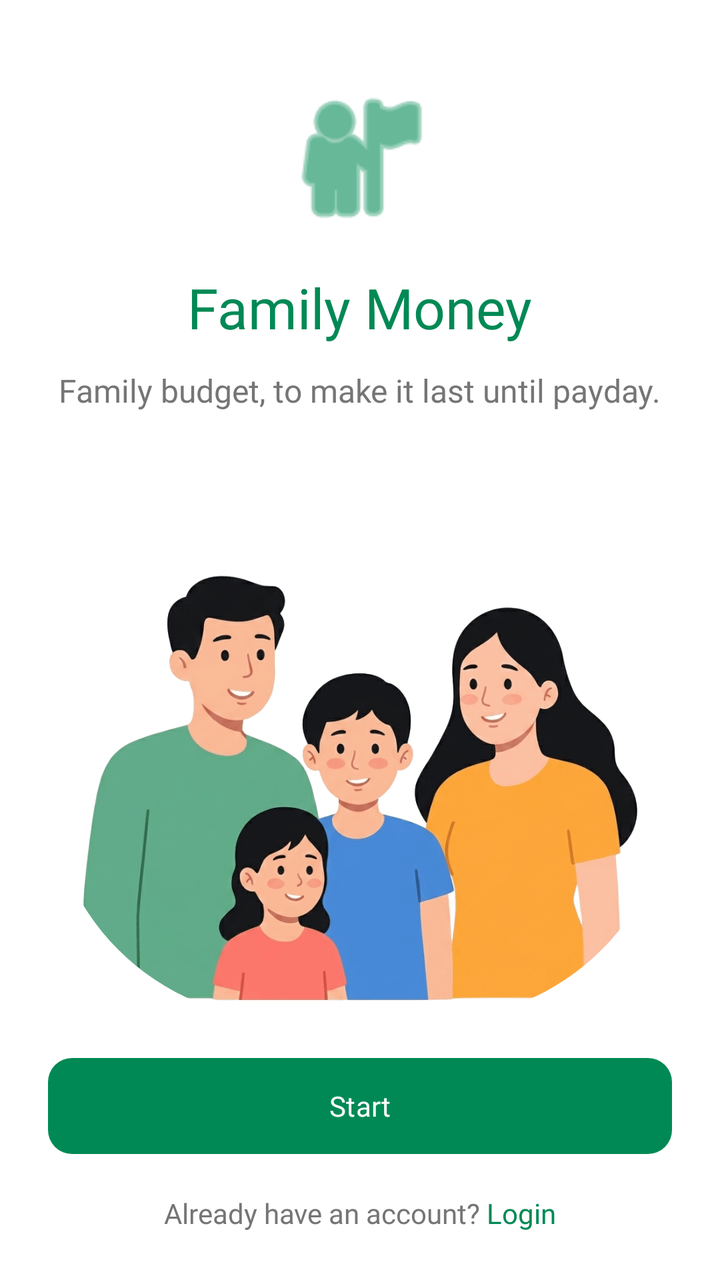
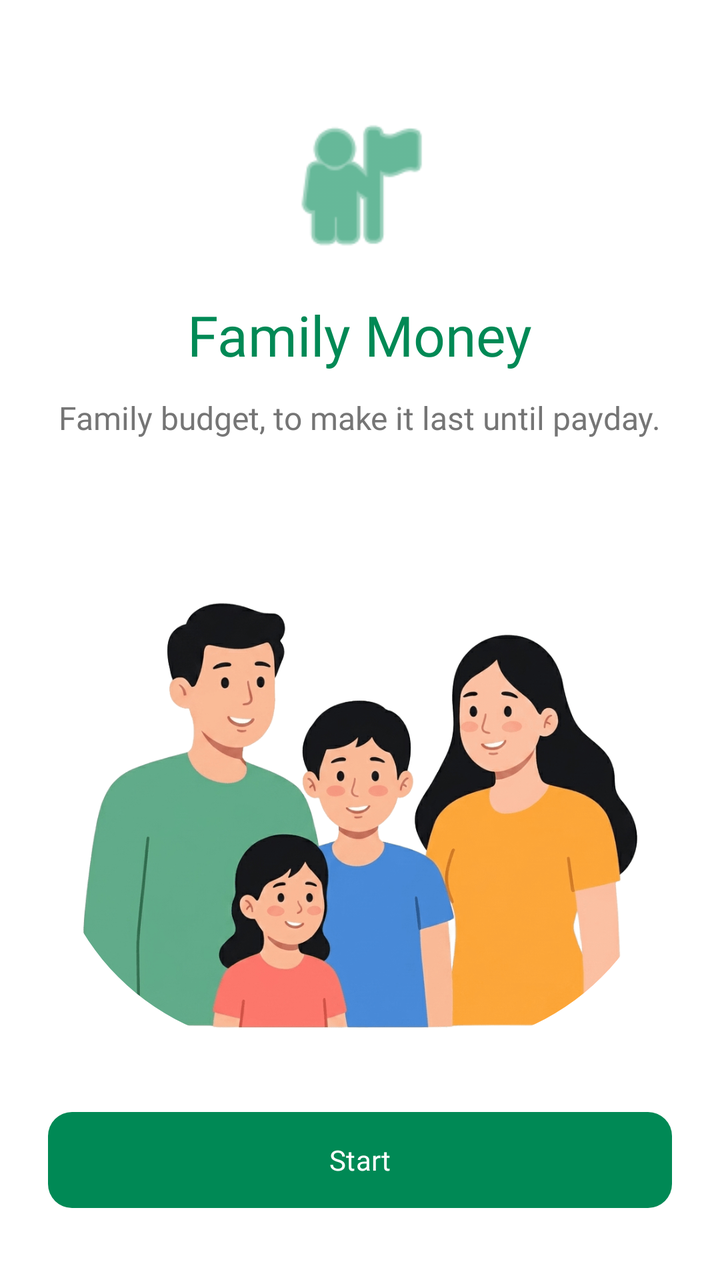

Two renders of the same Android screen: before a commit and after it. Below are the layout's source before the change and the commit's diff.
<!-- AndroidManifest.xml: application theme Theme.Carti -->
<!-- res/layout/fragment_onboarding_welcome.xml -->
<?xml version="1.0" encoding="utf-8"?>
<androidx.constraintlayout.widget.ConstraintLayout xmlns:android="http://schemas.android.com/apk/res/android"
    xmlns:app="http://schemas.android.com/apk/res-auto"
    android:id="@+id/onboardingWelcome"
    android:layout_width="match_parent"
    android:layout_height="match_parent"
    android:background="@color/white">

    <LinearLayout
        android:id="@+id/onboardingWelcomeHeader"
        android:layout_width="match_parent"
        android:layout_height="wrap_content"
        android:gravity="center_horizontal"
        android:orientation="vertical"
        android:padding="24dp"
        app:layout_constraintBottom_toTopOf="@+id/ivIllustration"
        app:layout_constraintTop_toTopOf="parent"
        app:layout_constraintVertical_chainStyle="packed">

        <ImageView
            android:layout_width="80dp"
            android:layout_height="80dp"
            android:contentDescription="@null"
            android:src="@android:drawable/ic_menu_myplaces"
            app:tint="@color/carti_primary_green" />

        <TextView
            android:layout_width="wrap_content"
            android:layout_height="wrap_content"
            android:layout_marginTop="16dp"
            android:fontFamily="@font/plus_jakarta_sans_bold"
            android:text="@string/onboarding_welcome_title"
            android:textColor="@color/carti_primary_green"
            android:textSize="28sp" />

        <TextView
            android:layout_width="wrap_content"
            android:layout_height="wrap_content"
            android:layout_marginTop="12dp"
            android:fontFamily="@font/plus_jakarta_sans_medium"
            android:gravity="center"
            android:text="@string/onboarding_welcome_desc"
            android:textColor="@color/text_secondary"
            android:textSize="16sp" />
    </LinearLayout>

    <com.google.android.material.imageview.ShapeableImageView
        android:id="@+id/ivIllustration"
        android:layout_width="0dp"
        android:layout_height="240dp"
        android:layout_marginStart="24dp"
        android:layout_marginEnd="24dp"
        android:layout_marginTop="40dp"
        android:scaleType="centerCrop"
        android:src="@drawable/onboarding_welcoming_family"
        app:layout_constraintBottom_toTopOf="@+id/btnStart"
        app:layout_constraintEnd_toEndOf="parent"
        app:layout_constraintStart_toStartOf="parent"
        app:layout_constraintTop_toBottomOf="@id/onboardingWelcomeHeader"
        app:shapeAppearanceOverlay="@style/ShapeAppearance.Pigy.Circle" />

    <com.google.android.material.button.MaterialButton
        android:id="@+id/btnStart"
        android:layout_width="0dp"
        android:layout_height="56dp"
        android:layout_marginStart="24dp"
        android:layout_marginEnd="24dp"
        android:layout_marginBottom="16dp"
        android:fontFamily="@font/plus_jakarta_sans_bold"
        android:text="@string/btn_start"
        android:textAllCaps="false"
        app:cornerRadius="12dp"
        app:layout_constraintBottom_toTopOf="@+id/tvLoginPrompt"
        app:layout_constraintEnd_toEndOf="parent"
        app:layout_constraintStart_toStartOf="parent" />

    <TextView
        android:id="@+id/tvLoginPrompt"
        android:layout_width="wrap_content"
        android:layout_height="wrap_content"
        android:layout_marginBottom="24dp"
        android:fontFamily="@font/plus_jakarta_sans_medium"
        android:text="@string/footer_login_prompt"
        android:textColor="@color/text_secondary"
        android:textSize="14sp"
        app:layout_constraintBottom_toBottomOf="parent"
        app:layout_constraintEnd_toEndOf="parent"
        app:layout_constraintStart_toStartOf="parent" />

</androidx.constraintlayout.widget.ConstraintLayout>
<!-- resources referenced by this layout -->
<resources>
  <color name="carti_primary_green">#008955</color>
  <color name="text_secondary">#757575</color>
  <color name="white">#FFFFFFFF</color>
  <!-- drawable onboarding_welcoming_family: png bitmap (drawable, 198827 bytes) -->
  <string name="btn_start">Start</string>
  <string name="footer_login_prompt">Already have an account? <font color="#008955">Login</font></string>
  <string name="onboarding_welcome_desc">Family budget, to make it last until payday.</string>
  <string name="onboarding_welcome_title">Family Money</string>
  <style name="ShapeAppearance.Pigy.Circle" parent="">
          <item name="cornerFamily">rounded</item>
          <item name="cornerSize">50%</item>
      </style>
  <style name="Theme.Carti" parent="Base.Theme.Carti" />
  <style name="Base.Theme.Carti" parent="Theme.Material3.DayNight.NoActionBar">
          <item name="colorPrimary">@color/carti_primary_green</item>
          <item name="android:windowBackground">@color/white</item>
          <item name="android:statusBarColor">@color/white</item>
          <item name="android:windowLightStatusBar" tools:targetApi="m">true</item>
          <item name="android:navigationBarColor">@color/white</item>
      </style>
</resources>

<!-- the commit's change to res/layout/fragment_onboarding_welcome.xml (unified diff, before → after) -->
@@ -65,24 +65,11 @@
         android:layout_height="56dp"
         android:layout_marginStart="24dp"
         android:layout_marginEnd="24dp"
-        android:layout_marginBottom="16dp"
+        android:layout_marginBottom="32dp"
         android:fontFamily="@font/plus_jakarta_sans_bold"
         android:text="@string/btn_start"
         android:textAllCaps="false"
         app:cornerRadius="12dp"
-        app:layout_constraintBottom_toTopOf="@+id/tvLoginPrompt"
-        app:layout_constraintEnd_toEndOf="parent"
-        app:layout_constraintStart_toStartOf="parent" />
-
-    <TextView
-        android:id="@+id/tvLoginPrompt"
-        android:layout_width="wrap_content"
-        android:layout_height="wrap_content"
-        android:layout_marginBottom="24dp"
-        android:fontFamily="@font/plus_jakarta_sans_medium"
-        android:text="@string/footer_login_prompt"
-        android:textColor="@color/text_secondary"
-        android:textSize="14sp"
         app:layout_constraintBottom_toBottomOf="parent"
         app:layout_constraintEnd_toEndOf="parent"
         app:layout_constraintStart_toStartOf="parent" />
<!-- resource entries referenced after the edit -->
@@ -5,7 +5,6 @@
   <color name="white">#FFFFFFFF</color>
   <!-- drawable onboarding_welcoming_family: png bitmap (drawable, 198827 bytes) -->
   <string name="btn_start">Start</string>
-  <string name="footer_login_prompt">Already have an account? <font color="#008955">Login</font></string>
   <string name="onboarding_welcome_desc">Family budget, to make it last until payday.</string>
   <string name="onboarding_welcome_title">Family Money</string>
   <style name="ShapeAppearance.Pigy.Circle" parent="">
